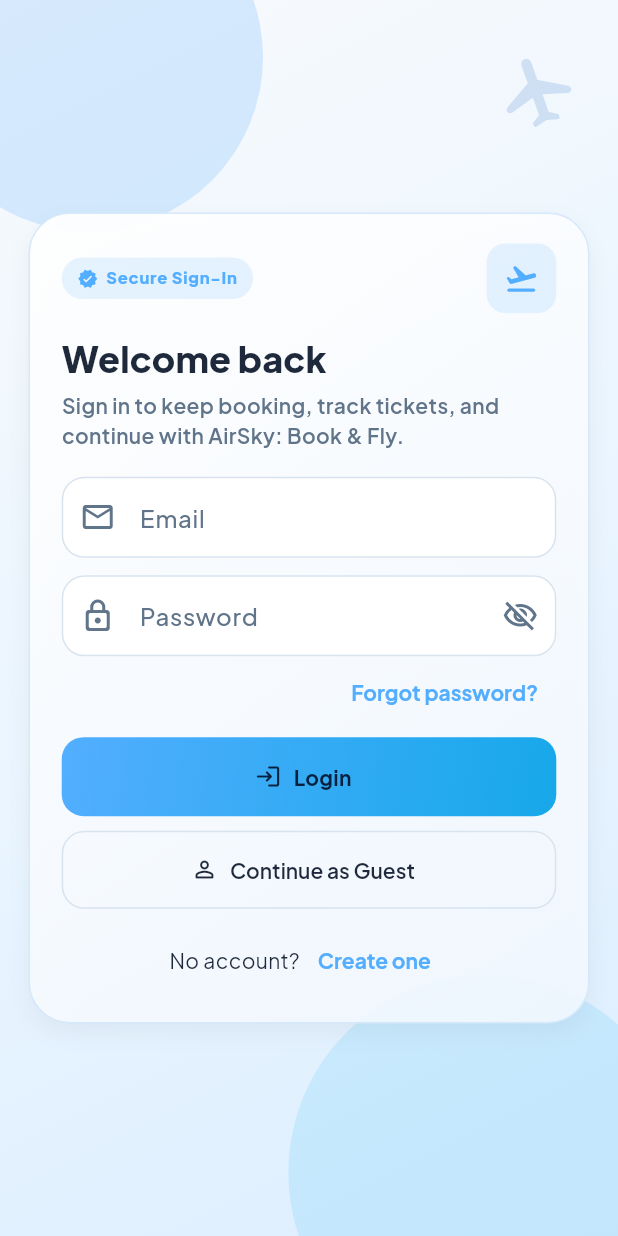
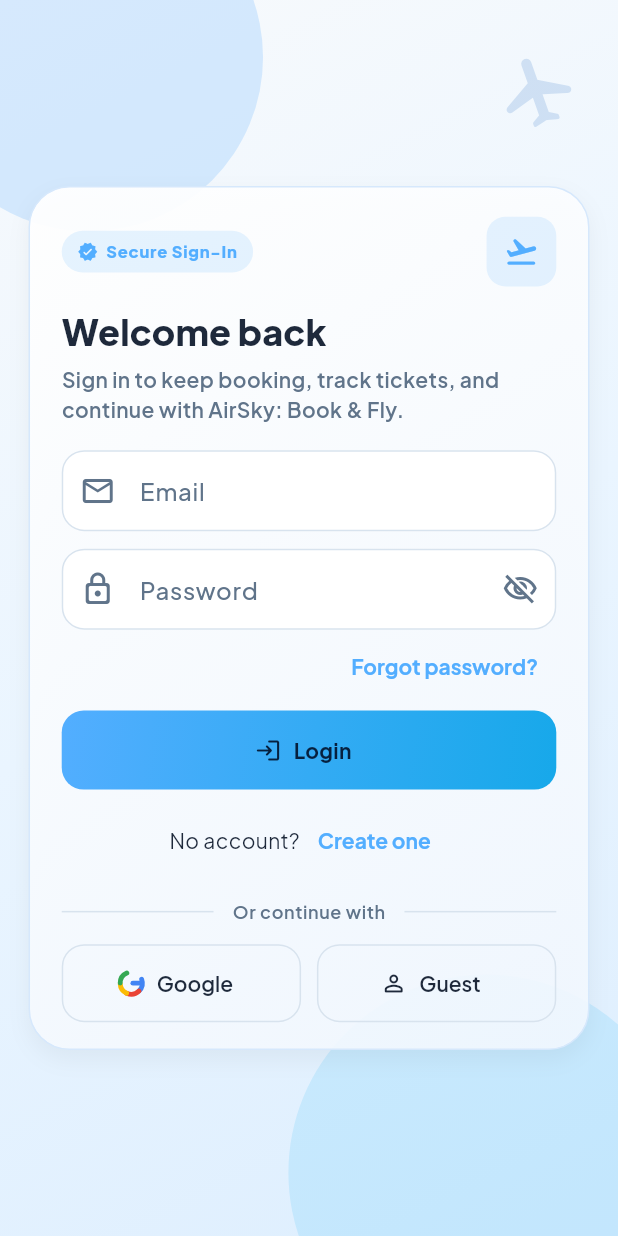
Before and after one commit to ShehmeerYousafPasha/air_sky, a Flutter app: the screen it shows after launch, after a tap on "Skip", on a phone screen of 412 x 824 dp. Run offline on Flutter 3.47's test engine with Material 3 defaults, Android fonts, the phone set to English and light mode, and no system bars; drawn by our look-alikes of flutter_animate; our stand-ins replace cached_network_image, cloud_firestore, firebase_auth, firebase_core, fl_chart, flutter_form_builder and 11 more; accounts and stored records are empty; network calls fail.

Commit message:
Google Auth added

```diff
--- a/lib/features/auth/screens/login_screen.dart
+++ b/lib/features/auth/screens/login_screen.dart
@@ -247,19 +247,6 @@
               },
             ),
             SizedBox(height: 10.h),
-            SizedBox(
-              width: double.infinity,
-              child: OutlinedButton.icon(
-                onPressed: () async {
-                  await ref.read(guestModeProvider.notifier).enableGuestMode();
-                  if (!context.mounted) return;
-                  context.go(RoutePaths.home);
-                },
-                icon: const Icon(Icons.person_outline_rounded),
-                label: const Text('Continue as Guest'),
-              ),
-            ),
-            SizedBox(height: 10.h),
             Row(
               mainAxisAlignment: MainAxisAlignment.center,
               children: <Widget>[
@@ -273,9 +260,161 @@
                 ),
               ],
             ),
+            SizedBox(height: 16.h),
+            Row(
+              children: <Widget>[
+                Expanded(
+                  child: Divider(
+                    color: theme.colorScheme.outlineVariant,
+                    thickness: 1,
+                  ),
+                ),
+                Padding(
+                  padding: EdgeInsets.symmetric(horizontal: 12.w),
+                  child: Text(
+                    'Or continue with',
+                    style: theme.textTheme.bodySmall?.copyWith(
+                      color: theme.colorScheme.onSurfaceVariant,
+                      fontWeight: FontWeight.w600,
+                    ),
+                  ),
+                ),
+                Expanded(
+                  child: Divider(
+                    color: theme.colorScheme.outlineVariant,
+                    thickness: 1,
+                  ),
+                ),
+              ],
+            ),
+            SizedBox(height: 14.h),
+            Row(
+              children: <Widget>[
+                Expanded(
+                  child: OutlinedButton.icon(
+                    onPressed: () async {
+                      final authController = ref.read(
+                        authControllerProvider.notifier,
+                      );
+                      final guestModeController = ref.read(
+                        guestModeProvider.notifier,
+                      );
+                      final GoRouter router = ref.read(goRouterProvider);
+                      final ProviderContainer container =
+                          ProviderScope.containerOf(context, listen: false);
+
+                      await authController.signInWithGoogle();
+
+                      final AsyncValue<void> result = container.read(
+                        authControllerProvider,
+                      );
+                      if (result.hasError) {
+                        _showFeedbackWithFallback(
+                          router,
+                          formatFirebaseAuthError(
+                            result.error,
+                            fallbackMessage: 'AirSky: Google sign-in failed.',
+                          ),
+                          type: AppFeedbackType.error,
+                        );
+                        return;
+                      }
+
+                      await guestModeController.disableGuestMode();
+
+                      _showFeedbackWithFallback(
+                        router,
+                        'AirSky: Welcome!',
+                        type: AppFeedbackType.success,
+                      );
+
+                      authController.clearState();
+                    },
+                    icon: const _GoogleBrandIcon(),
+                    label: const Text('Google'),
+                  ),
+                ),
+                SizedBox(width: 10.w),
+                Expanded(
+                  child: OutlinedButton.icon(
+                    onPressed: () async {
+                      await ref
+                          .read(guestModeProvider.notifier)
+                          .enableGuestMode();
+                      if (!context.mounted) return;
+                      context.go(RoutePaths.home);
+                    },
+                    icon: const Icon(Icons.person_outline_rounded),
+                    label: const Text('Guest'),
+                  ),
+                ),
+              ],
+            ),
           ],
         ),
       ),
     );
   }
 }
+
+class _GoogleBrandIcon extends StatelessWidget {
+  const _GoogleBrandIcon();
+
+  @override
+  Widget build(BuildContext context) {
+    return CustomPaint(
+      size: const Size(18, 18),
+      painter: _GoogleBrandIconPainter(),
+    );
+  }
+}
+
+class _GoogleBrandIconPainter extends CustomPainter {
+  @override
+  void paint(Canvas canvas, Size size) {
+    final double strokeWidth = size.width * 0.18;
+    final Offset center = Offset(size.width / 2, size.height / 2);
+    final double radius = (size.width - strokeWidth) / 2;
+
+    final Paint bluePaint = Paint()
+      ..color = const Color(0xFF4285F4)
+      ..style = PaintingStyle.stroke
+      ..strokeWidth = strokeWidth
+      ..strokeCap = StrokeCap.round;
+    final Paint redPaint = Paint()
+      ..color = const Color(0xFFEA4335)
+      ..style = PaintingStyle.stroke
+      ..strokeWidth = strokeWidth
+      ..strokeCap = StrokeCap.round;
+    final Paint yellowPaint = Paint()
+      ..color = const Color(0xFFFBBC05)
+      ..style = PaintingStyle.stroke
+      ..strokeWidth = strokeWidth
+      ..strokeCap = StrokeCap.round;
+    final Paint greenPaint = Paint()
+      ..color = const Color(0xFF34A853)
+      ..style = PaintingStyle.stroke
+      ..strokeWidth = strokeWidth
+      ..strokeCap = StrokeCap.round;
+
+    final Rect arcRect = Rect.fromCircle(center: center, radius: radius);
+    canvas.drawArc(arcRect, -0.35, 1.15, false, bluePaint);
+    canvas.drawArc(arcRect, 0.8, 1.2, false, redPaint);
+    canvas.drawArc(arcRect, 2.0, 1.1, false, yellowPaint);
+    canvas.drawArc(arcRect, 3.15, 1.15, false, greenPaint);
+
+    final Paint barPaint = Paint()
+      ..color = const Color(0xFF4285F4)
+      ..style = PaintingStyle.stroke
+      ..strokeWidth = strokeWidth
+      ..strokeCap = StrokeCap.round;
+    canvas.drawLine(
+      Offset(size.width * 0.56, center.dy),
+      Offset(size.width * 0.88, center.dy),
+      barPaint,
+    );
+  }
+
+  @override
+  bool shouldRepaint(covariant CustomPainter oldDelegate) => false;
+}
--- a/lib/features/auth/services/auth_repository.dart
+++ b/lib/features/auth/services/auth_repository.dart
@@ -16,5 +16,7 @@
 
   Future<void> sendPasswordResetEmail({required String email});
 
+  Future<UserCredential> signInWithGoogle();
+
   Future<void> signOut();
 }
--- a/pubspec.yaml
+++ b/pubspec.yaml
@@ -51,6 +51,7 @@
   latlong2: ^0.9.1
   uuid: ^4.5.1
   google_fonts: ^6.2.1
+  google_sign_in: ^6.2.0
 
 dev_dependencies:
   flutter_test:
```
Also changed, not shown: lib/features/auth/services/auth_controller.dart (+7 -0 lines), lib/features/auth/services/auth_repository_impl.dart (+47 -2 lines), lib/features/auth/services/unavailable_auth_repository.dart (+8 -0 lines), pubspec.lock, 1 other file.
